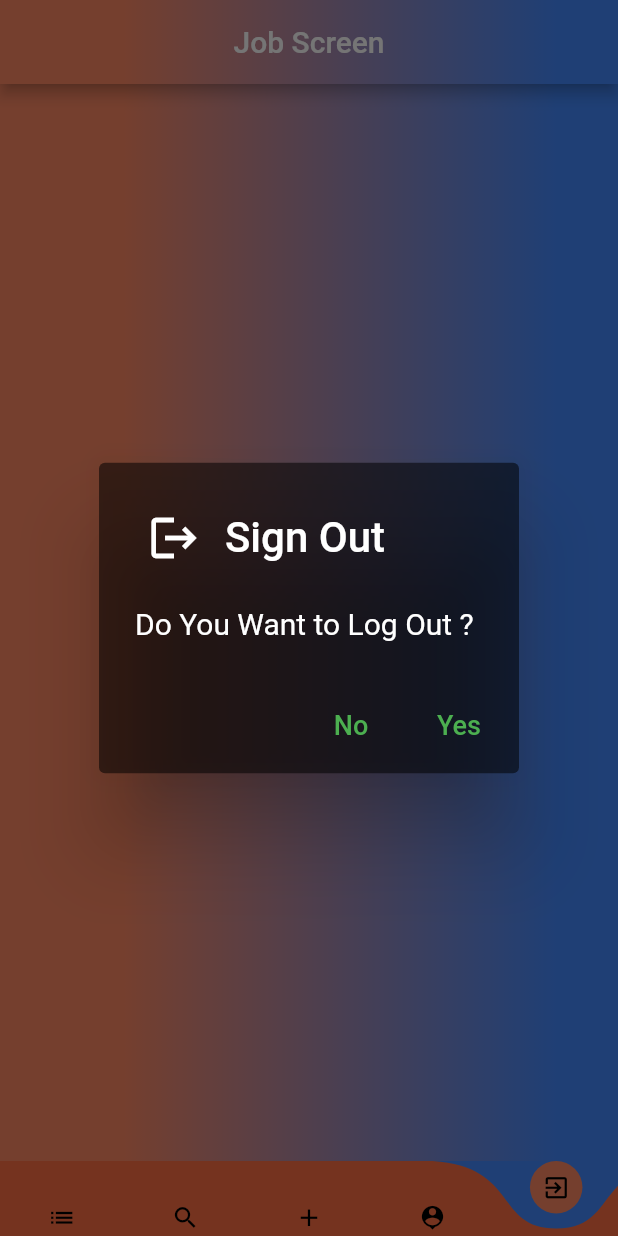
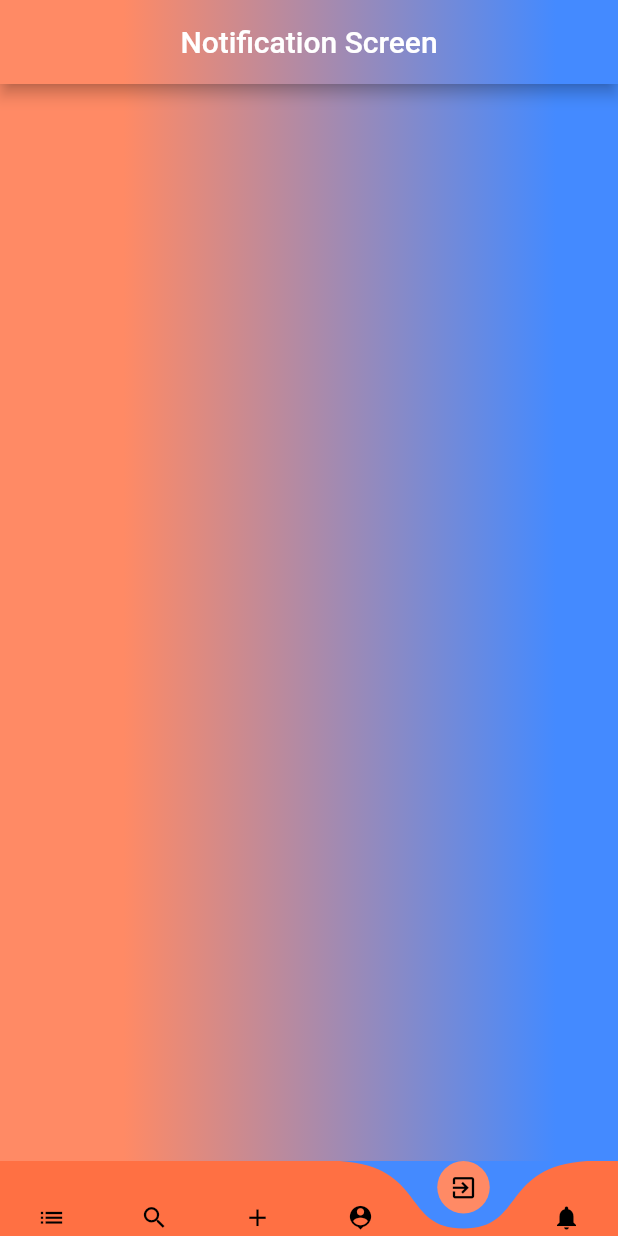
Before and after one commit to eliasdengo/cupwork, a Flutter app: the screen it shows once a user with an empty profile is signed in, item 5 of the bottom bar chosen, on a phone screen of 412 x 824 dp. Run offline on Flutter 3.47's test engine with Material 2 defaults, Android fonts, the light colour scheme and no system bars; drawn by our look-alikes of curved_navigation_bar; our stand-ins replace cached_network_image, cloud_firestore, firebase_auth, firebase_core, firebase_storage, fluttertoast and 2 more; accounts and stored records are empty; network calls fail.

Commit message:
i will filter mechanism and notification navigation button in the project

```diff
--- /dev/null
+++ b/lib/Jobs/notify_screen.dart
@@ -0,0 +1,41 @@
+import 'package:cupwork/Widgets/bottom_nav_bar.dart';
+import 'package:flutter/material.dart';
+
+class notifyScreen extends StatefulWidget {
+  const notifyScreen({super.key});
+
+  @override
+  State<notifyScreen> createState() => _notifyScreenState();
+}
+
+class _notifyScreenState extends State<notifyScreen> {
+  @override
+  Widget build(BuildContext context) {
+    return Container(
+      decoration: BoxDecoration(
+          gradient: LinearGradient(
+        colors: [Colors.deepOrange.shade300, Colors.blueAccent],
+        begin: Alignment.centerLeft,
+        end: Alignment.centerRight,
+        stops: const [0.2, 0.9],
+      )),
+      child: Scaffold(
+        bottomNavigationBar: BottomNavigationBarForApp(indexNum: 4),
+        backgroundColor: Colors.transparent,
+        appBar: AppBar(
+          title: Text('Notification Screen'),
+          centerTitle: true,
+          flexibleSpace: Container(
+            decoration: BoxDecoration(
+                gradient: LinearGradient(
+              colors: [Colors.deepOrange.shade300, Colors.blueAccent],
+              begin: Alignment.centerLeft,
+              end: Alignment.centerRight,
+              stops: const [0.2, 0.9],
+            )),
+          ),
+        ),
+      ),
+    );
+  }
+}
--- a/lib/Widgets/bottom_nav_bar.dart
+++ b/lib/Widgets/bottom_nav_bar.dart
@@ -1,6 +1,7 @@
 // ignore_for_file: must_be_immutable
 
 import 'package:cupwork/Jobs/jobs_screen.dart';
+import 'package:cupwork/Jobs/notify_screen.dart';
 import 'package:cupwork/Jobs/upload_job.dart';
 import 'package:cupwork/Search/profile_company.dart';
 import 'package:cupwork/Search/search_companies.dart';
@@ -108,6 +109,11 @@ class BottomNavigationBarForApp extends StatelessWidget {
           size: 19,
           color: Colors.black,
         ),
+        Icon(
+          Icons.notifications,
+          size: 19,
+          color: Colors.black,
+        ),
       ],
       animationDuration: Duration(
         milliseconds: 300,
@@ -127,6 +133,9 @@ class BottomNavigationBarForApp extends StatelessWidget {
           Navigator.pushReplacement(
               context, MaterialPageRoute(builder: (_) => ProfileScreen()));
         } else if (index == 4) {
+          Navigator.pushReplacement(
+              context, MaterialPageRoute(builder: (_) => notifyScreen()));
+        } else if (index == 5) {
           _logout(context);
         }
       },
```
Also changed, not shown: lib/Jobs/jobs_screen.dart (+83 -2 lines).
